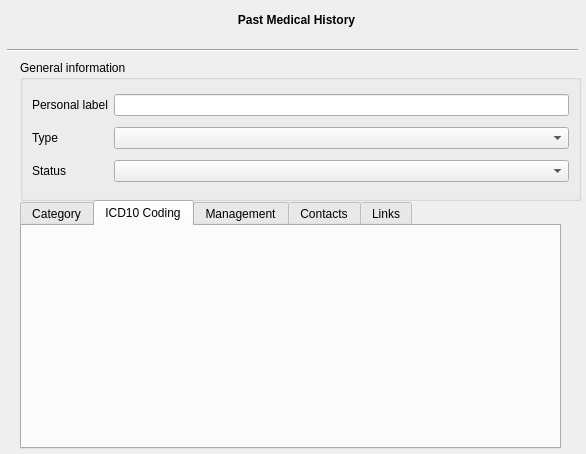
Above: plugins/pmhplugin/pmhviewer.ui from FreeHealth/freehealth before the change. Below: the same form after it.
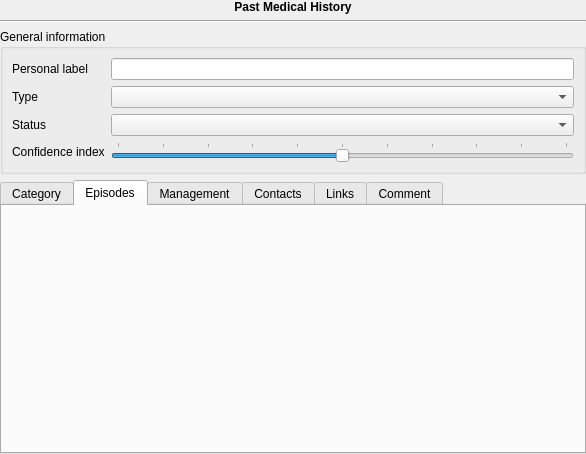
That is the form after the change. The open tabs and pages were chosen to show the change. Custom widgets are drawn as their Qt base class.

Diff of the .ui file:
```diff
--- a/plugins/pmhplugin/pmhviewer.ui
+++ b/plugins/pmhplugin/pmhviewer.ui
@@ -13,15 +13,12 @@
   <property name="windowTitle">
    <string>Form</string>
   </property>
+  <layout class="QGridLayout" name="gridLayout_3">
+   <property name="margin">
+    <number>0</number>
+   </property>
+   <item row="0" column="0">
   <widget class="QLabel" name="label">
-   <property name="geometry">
-    <rect>
-     <x>11</x>
-     <y>10</y>
-     <width>571</width>
-     <height>20</height>
-    </rect>
-   </property>
    <property name="font">
     <font>
      <weight>75</weight>
@@ -35,28 +32,16 @@
     <set>Qt::AlignCenter</set>
    </property>
   </widget>
+   </item>
+   <item row="1" column="0">
   <widget class="Line" name="line">
-   <property name="geometry">
-    <rect>
-     <x>7</x>
-     <y>40</y>
-     <width>571</width>
-     <height>20</height>
-    </rect>
-   </property>
    <property name="orientation">
     <enum>Qt::Horizontal</enum>
    </property>
   </widget>
+   </item>
+   <item row="2" column="0">
   <widget class="QGroupBox" name="groupBox_2">
-   <property name="geometry">
-    <rect>
-     <x>20</x>
-     <y>60</y>
-     <width>561</width>
-     <height>141</height>
-    </rect>
-   </property>
    <property name="title">
     <string>General information</string>
    </property>
@@ -89,19 +74,42 @@
      </widget>
     </item>
     <item row="2" column="1">
-     <widget class="QComboBox" name="comboBox"/>
+       <widget class="QComboBox" name="statusCombo"/>
+      </item>
+      <item row="3" column="0">
+       <widget class="QLabel" name="label_5">
+        <property name="text">
+         <string>Confidence index</string>
+        </property>
+       </widget>
+      </item>
+      <item row="3" column="1">
+       <widget class="QSlider" name="confIndexSlider">
+        <property name="maximum">
+         <number>10</number>
+        </property>
+        <property name="pageStep">
+         <number>2</number>
+        </property>
+        <property name="value">
+         <number>5</number>
+        </property>
+        <property name="orientation">
+         <enum>Qt::Horizontal</enum>
+        </property>
+        <property name="invertedAppearance">
+         <bool>false</bool>
+        </property>
+        <property name="tickPosition">
+         <enum>QSlider::TicksAbove</enum>
+        </property>
+       </widget>
     </item>
    </layout>
   </widget>
+   </item>
+   <item row="3" column="0">
   <widget class="QTabWidget" name="tabWidget">
-   <property name="geometry">
-    <rect>
-     <x>20</x>
-     <y>200</y>
-     <width>541</width>
-     <height>249</height>
-    </rect>
-   </property>
    <property name="currentIndex">
     <number>0</number>
    </property>
@@ -117,8 +125,13 @@
    </widget>
    <widget class="QWidget" name="icdTab">
     <attribute name="title">
-     <string>ICD10 Coding</string>
-    </attribute>
+       <string>Episodes</string>
+      </attribute>
+      <layout class="QGridLayout" name="gridLayout_5">
+       <item row="0" column="0">
+        <widget class="PMH::PmhEpisodeViewer" name="episodeViewer" native="true"/>
+       </item>
+      </layout>
    </widget>
    <widget class="QWidget" name="managementTab">
     <attribute name="title">
@@ -135,8 +148,33 @@
      <string>Links</string>
     </attribute>
    </widget>
-  </widget>
- </widget>
+     <widget class="QWidget" name="tabComment">
+      <attribute name="title">
+       <string>Comment</string>
+      </attribute>
+      <layout class="QGridLayout" name="gridLayout_4">
+       <item row="0" column="0">
+        <widget class="Editor::TextEditor" name="comment"/>
+       </item>
+      </layout>
+     </widget>
+    </widget>
+   </item>
+  </layout>
+ </widget>
+ <customwidgets>
+  <customwidget>
+   <class>Editor::TextEditor</class>
+   <extends>QTextEdit</extends>
+   <header location="global">texteditorplugin/texteditor.h</header>
+  </customwidget>
+  <customwidget>
+   <class>PMH::PmhEpisodeViewer</class>
+   <extends>QWidget</extends>
+   <header location="global">pmhplugin/pmhepisodeviewer.h</header>
+   <container>1</container>
+  </customwidget>
+ </customwidgets>
  <resources/>
  <connections/>
 </ui>
```
Left out of the diff: 8 changed lines with no effect on the pictures. Lines whose indentation alone changed are shown as unchanged.
